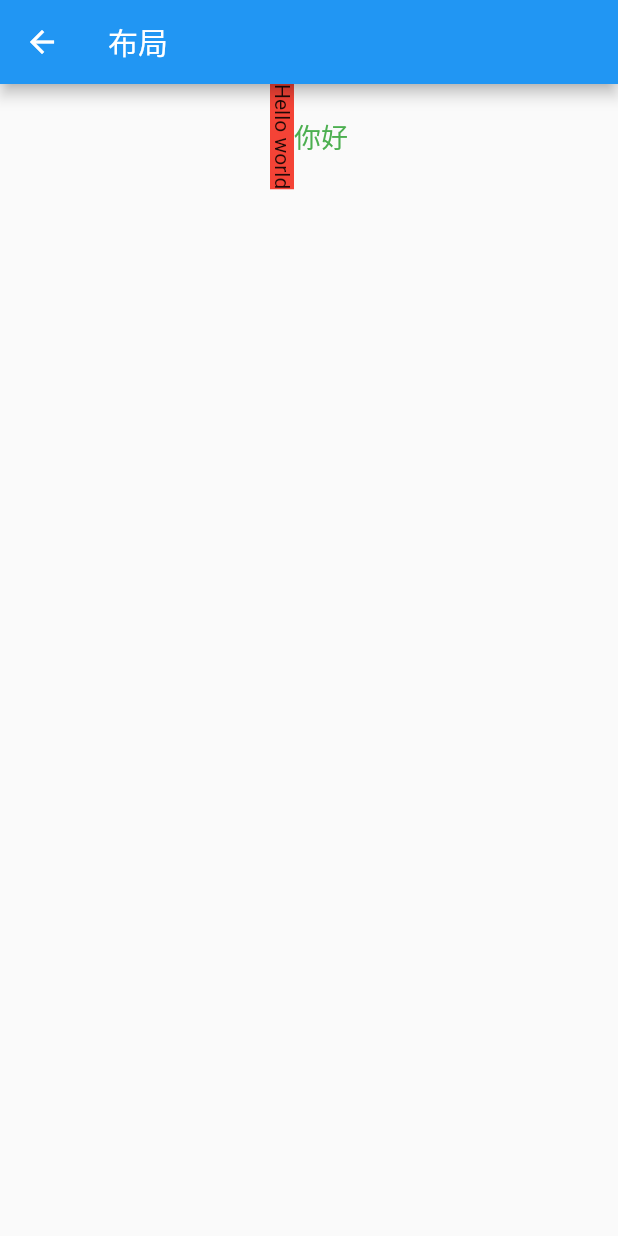
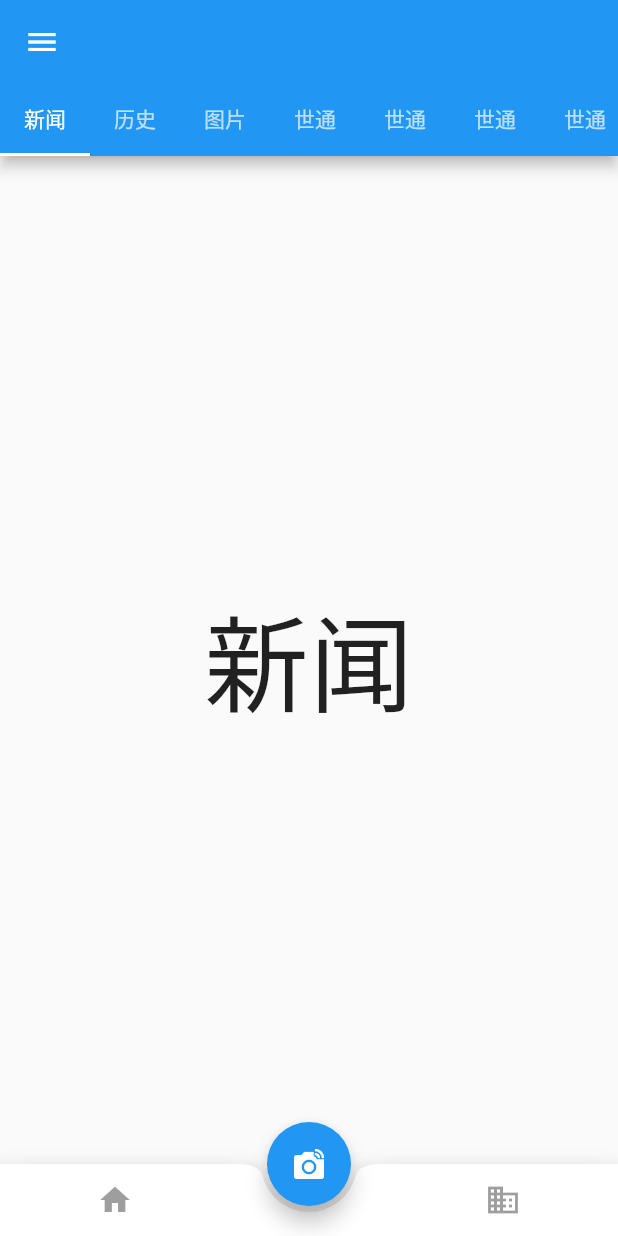
Before and after one commit to abnerLiuSir/Learn-dart, a Flutter app: the screen it shows after launch, after a tap on "布局", on a phone screen of 412 x 824 dp. Run offline on Flutter 3.47's test engine with Material 2 defaults, Android fonts, the phone set to English and light mode, and no system bars.

Commit message:
container

```diff
--- a/film_app/lib/main.dart
+++ b/film_app/lib/main.dart
@@ -16,7 +16,8 @@ class MyApp extends StatelessWidget {
         "progress_page": (context) => ProgressIndicator(),
         "switchAndCheckBox_page": (context) => FormTestRoute(),
         "/":(context) => MyHomePage(title: 'Flutter Demo Home Page'), //注册首页路由
-        "layout_page": (context) => LayoutPageRoute(),
+        "layout_page": (context) => TabBarTest(),
+        "clip_page": (context) => ClipTestRoute()
       } ,
     );
   }
@@ -76,6 +77,13 @@ class _MyHomePageState extends State<MyHomePage> {
               },
               icon: Icon(Icons.add),
               label: Text("布局")
+            ),
+            FlatButton.icon(
+              onPressed: (){
+                Navigator.pushNamed(context, "clip_page");
+              },
+              icon: Icon(Icons.add_a_photo),
+              label: Text("裁剪")
             )
             // RouterTestRoute(),
             // RandomWordsWidget(),
@@ -284,30 +292,185 @@ class _ProgressRouteState extends State<ProgressRoute>
   }
 }
 
-class LayoutPageRoute extends StatelessWidget {
 
-  Widget redBox=DecoratedBox(
-    decoration: BoxDecoration(color: Colors.red),
-  );
+
+class TabBarTest extends StatefulWidget {
+  @override
+  _TabBarTestState createState() => _TabBarTestState();
+}
+
+class _TabBarTestState extends State <TabBarTest>  with SingleTickerProviderStateMixin {
+  TabController _tabController; //需要定义一个Controller
+  List tabs = ["新闻", "历史", "图片","世通","世通","世通","世通","世通"];
+
+  @override
+  void initState() {
+    super.initState();
+    // 创建Controller
+    _tabController = TabController(length: tabs.length, vsync: this);
+  }
+
   @override
   Widget build(BuildContext context) {
     return Scaffold(
       appBar: AppBar(
-        title: Text("布局"),
+        bottom: TabBar(   //生成Tab菜单
+          isScrollable: true,
+          controller: _tabController,
+          tabs: tabs.map((e) => Tab(text: e)).toList()
+        ),
       ),
-      body: Row(
-        mainAxisAlignment: MainAxisAlignment.center,
-        children: <Widget>[
-          DecoratedBox(
-            decoration:BoxDecoration(color: Colors.red),
-            child: RotatedBox(
-              quarterTurns: 1,
-              child: Text("Hello world")
-            )
-          ),
-          Text("你好", style: TextStyle(color: Colors.green, fontSize: 18.0),)
-        ],
-      )
+      body: TabBarView(
+        controller: _tabController,
+        children: tabs.map((e){
+            return Container(
+              alignment: Alignment.center,
+              child: Text(e, textScaleFactor: 5),
+            );
+          }
+        ).toList()
+      ),
+      drawer: MyDrawer(),
+      bottomNavigationBar: BottomAppBar(
+        color: Colors.white,
+        shape: CircularNotchedRectangle(), // 底部导航栏打一个圆形的洞
+        child: Row(
+          children: [
+            IconButton(icon: Icon(Icons.home)),
+            SizedBox(), //中间位置空出
+            IconButton(icon: Icon(Icons.business)),
+          ],
+          mainAxisAlignment: MainAxisAlignment.spaceAround, //均分底部导航栏横向空间
+        ),
+      ),
+
+      floatingActionButtonLocation: FloatingActionButtonLocation.centerDocked,
+      floatingActionButton: FloatingActionButton( //悬浮按钮
+          child: Icon(Icons.linked_camera),
+          onPressed:(){}
+      ),
     );
   }
 }
+
+class MyDrawer extends StatelessWidget {
+  const MyDrawer({
+    Key key,
+  }) : super(key: key);
+
+  @override
+  Widget build(BuildContext context) {
+    return Drawer(
+      child: MediaQuery.removePadding(
+        context: context,
+        //移除抽屉菜单顶部默认留白
+        removeTop: true,
+        child: Column(
+          crossAxisAlignment: CrossAxisAlignment.start,
+          children: <Widget>[
+            Padding(
+              padding: const EdgeInsets.only(top: 38.0),
+              child: Row(
+                children: <Widget>[
+                  Padding(
+                    padding: const EdgeInsets.symmetric(horizontal: 16.0),
+                    child: ClipOval(
+                      child: Image.asset(
+                        "images/avatar.jpg",
+                        width: 80,
+                      ),
+                    ),
+                  ),
+                  Text(
+                    "abner",
+                    style: TextStyle(fontWeight: FontWeight.bold),
+                  )
+                ],
+              ),
+            ),
+            Expanded(
+              child: ListView(
+                children: <Widget>[
+                  ListTile(
+                    leading: const Icon(Icons.add),
+                    title: const Text('Add account'),
+                  ),
+                  ListTile(
+                    leading: const Icon(Icons.settings),
+                    title: const Text('Manage accounts'),
+                  ),
+                ],
+              ),
+            ),
+          ],
+        ),
+      ),
+    );
+  }
+}
+
+class ClipTestRoute extends StatelessWidget {
+  @override
+  Widget build(BuildContext context) {
+    // 头像
+    Widget avatar = Image.asset("images/avatar.jpg", width: 60.0);
+    return Scaffold(
+      appBar: AppBar(
+
+      ),
+      body: Center(
+        child: Column(
+          children: <Widget>[
+            avatar, //不剪裁
+            ClipOval(child: avatar), //剪裁为圆形
+            ClipRRect( //剪裁为圆角矩形
+              borderRadius: BorderRadius.circular(5.0),
+              child: avatar,
+            ),
+            Row(
+              mainAxisAlignment: MainAxisAlignment.center,
+              children: <Widget>[
+                Align(
+                  alignment: Alignment.topLeft,
+                  widthFactor: .5,//宽度设为原来宽度一半，另一半会溢出
+                  child: avatar,
+                ),
+                Text("你好世界", style: TextStyle(color: Colors.green),)
+              ],
+            ),
+            Row(
+              mainAxisAlignment: MainAxisAlignment.center,
+              children: <Widget>[
+                ClipRect(//将溢出部分剪裁
+                  child: Align(
+                    alignment: Alignment.topLeft,
+                    widthFactor: .5,//宽度设为原来宽度一半
+                    child: avatar,
+                  ),
+                ),
+                Text("你好世界",style: TextStyle(color: Colors.green))
+              ],
+            ),
+            DecoratedBox(
+              decoration: BoxDecoration(
+                color: Colors.red
+              ),
+              child: ClipRect(
+                  clipper: MyClipper(), //使用自定义的clipper
+                  child: avatar
+              ),
+            )
+          ],
+        ),
+      ),
+    );
+  }
+}
+
+class MyClipper extends CustomClipper<Rect> {
+  @override
+  Rect getClip(Size size) => Rect.fromLTWH(10.0, 15.0, 40.0, 30.0);
+
+  @override
+  bool shouldReclip(CustomClipper<Rect> oldClipper) => false;
+}
```
